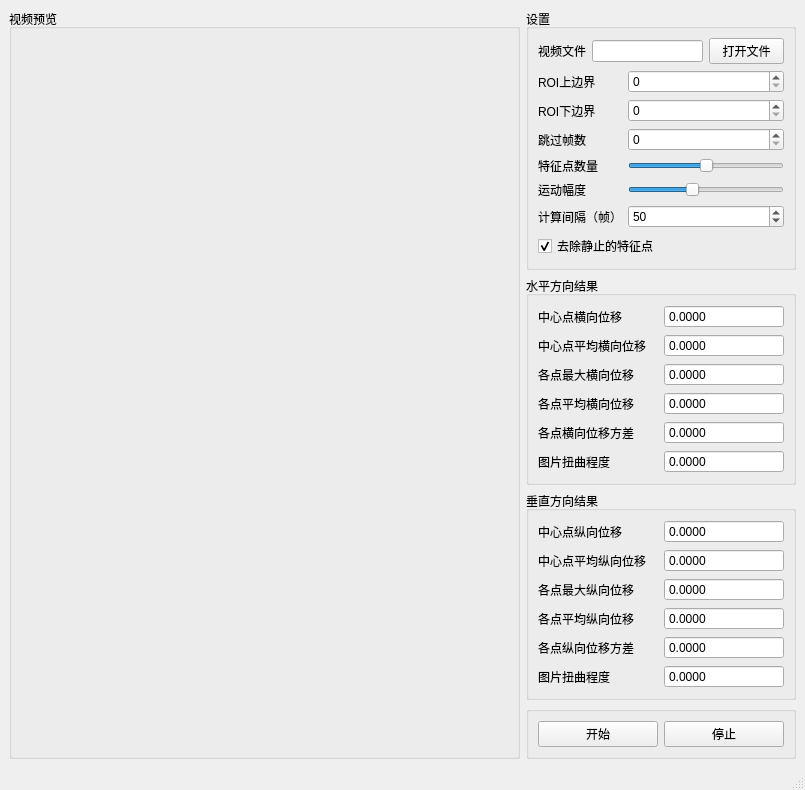
This is tools/shake_test/shake_test_window.ui in xiaoqinxing/ImageTools as Qt 5 draws it before an edit. The edited form follows.
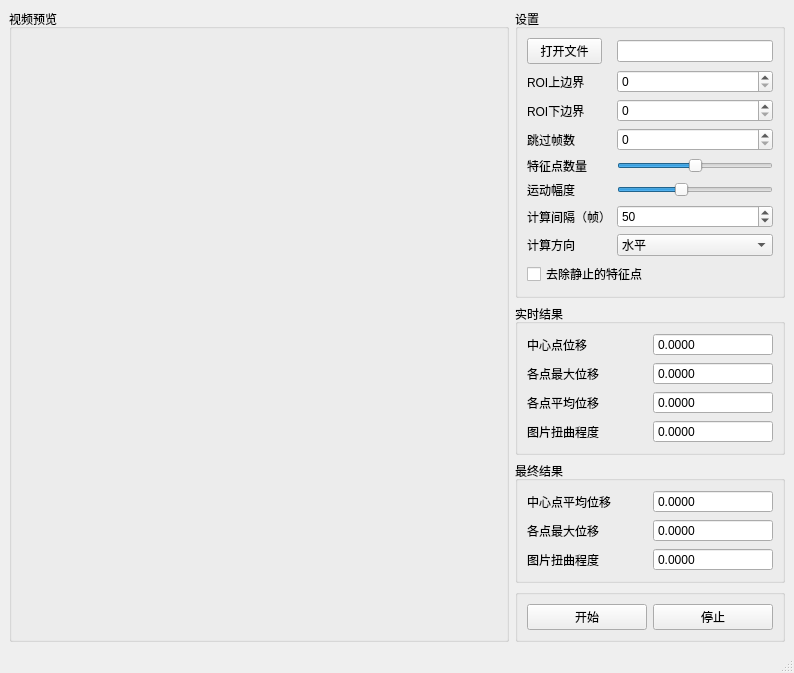
This is the edited form.

Commit message: ADD: 解决总会跳出视频打不开的框 ADD: 修改计算结果指标

The edit to the form file:
```diff
--- a/tools/shake_test/shake_test_window.ui
+++ b/tools/shake_test/shake_test_window.ui
@@ -6,8 +6,8 @@
    <rect>
     <x>0</x>
     <y>0</y>
-    <width>805</width>
-    <height>743</height>
+    <width>784</width>
+    <height>649</height>
    </rect>
   </property>
   <property name="windowTitle">
@@ -38,6 +38,12 @@
       </item>
       <item>
        <widget class="QGroupBox" name="groupBox_2">
+        <property name="minimumSize">
+         <size>
+          <width>258</width>
+          <height>0</height>
+         </size>
+        </property>
         <property name="maximumSize">
          <size>
           <width>270</width>
@@ -48,26 +54,46 @@
          <string>设置</string>
         </property>
         <layout class="QGridLayout" name="gridLayout_3">
-         <item row="1" column="0">
+         <item row="0" column="0">
           <layout class="QGridLayout" name="gridLayout_6">
-           <item row="3" column="1">
-            <widget class="QSlider" name="corner_num">
-             <property name="sliderPosition">
-              <number>50</number>
-             </property>
-             <property name="orientation">
-              <enum>Qt::Horizontal</enum>
-             </property>
-            </widget>
-           </item>
-           <item row="4" column="0">
+           <item row="7" column="0">
             <widget class="QLabel" name="label_7">
              <property name="text">
               <string>运动幅度</string>
              </property>
             </widget>
            </item>
+           <item row="5" column="1">
+            <widget class="QSpinBox" name="skipframes">
+             <property name="maximum">
+              <number>10000</number>
+             </property>
+             <property name="singleStep">
+              <number>10</number>
+             </property>
+            </widget>
+           </item>
+           <item row="6" column="1">
+            <widget class="QSlider" name="corner_num">
+             <property name="sliderPosition">
+              <number>50</number>
+             </property>
+             <property name="orientation">
+              <enum>Qt::Horizontal</enum>
+             </property>
+            </widget>
+           </item>
            <item row="0" column="1">
+            <widget class="QLineEdit" name="videopath">
+             <property name="maximumSize">
+              <size>
+               <width>16777215</width>
+               <height>16777215</height>
+              </size>
+             </property>
+            </widget>
+           </item>
+           <item row="3" column="1">
             <widget class="QSpinBox" name="set_roi_up">
              <property name="maximum">
               <number>1000</number>
@@ -77,31 +103,7 @@
              </property>
             </widget>
            </item>
-           <item row="1" column="0">
-            <widget class="QLabel" name="label_9">
-             <property name="text">
-              <string>ROI下边界</string>
-             </property>
-            </widget>
-           </item>
-           <item row="1" column="1">
-            <widget class="QSpinBox" name="set_roi_down">
-             <property name="maximum">
-              <number>1000</number>
-             </property>
-             <property name="singleStep">
-              <number>50</number>
-             </property>
-            </widget>
-           </item>
-           <item row="2" column="0">
-            <widget class="QLabel" name="label_5">
-             <property name="text">
-              <string>跳过帧数</string>
-             </property>
-            </widget>
-           </item>
-           <item row="4" column="1">
+           <item row="7" column="1">
             <widget class="QSlider" name="corner_size">
              <property name="sliderPosition">
               <number>40</number>
@@ -111,38 +113,28 @@
              </property>
             </widget>
            </item>
-           <item row="0" column="0">
+           <item row="3" column="0">
             <widget class="QLabel" name="label_8">
              <property name="text">
               <string>ROI上边界</string>
              </property>
             </widget>
            </item>
-           <item row="2" column="1">
-            <widget class="QSpinBox" name="skipframes">
-             <property name="maximum">
-              <number>10000</number>
-             </property>
-             <property name="singleStep">
-              <number>10</number>
-             </property>
-            </widget>
-           </item>
-           <item row="3" column="0">
-            <widget class="QLabel" name="label_6">
-             <property name="text">
-              <string>特征点数量</string>
-             </property>
-            </widget>
-           </item>
            <item row="5" column="0">
+            <widget class="QLabel" name="label_5">
+             <property name="text">
+              <string>跳过帧数</string>
+             </property>
+            </widget>
+           </item>
+           <item row="8" column="0">
             <widget class="QLabel" name="label_19">
              <property name="text">
               <string>计算间隔（帧）</string>
              </property>
             </widget>
            </item>
-           <item row="5" column="1">
+           <item row="8" column="1">
             <widget class="QSpinBox" name="calc_inter_frams">
              <property name="maximum">
               <number>1000</number>
@@ -152,34 +144,7 @@
              </property>
             </widget>
            </item>
-          </layout>
-         </item>
-         <item row="0" column="0">
-          <layout class="QHBoxLayout" name="horizontalLayout">
-           <item>
-            <widget class="QLabel" name="label">
-             <property name="maximumSize">
-              <size>
-               <width>48</width>
-               <height>16777215</height>
-              </size>
-             </property>
-             <property name="text">
-              <string>视频文件</string>
-             </property>
-            </widget>
-           </item>
-           <item>
-            <widget class="QLineEdit" name="videopath">
-             <property name="maximumSize">
-              <size>
-               <width>133</width>
-               <height>16777215</height>
-              </size>
-             </property>
-            </widget>
-           </item>
-           <item>
+           <item row="0" column="0">
             <widget class="QPushButton" name="openvideo">
              <property name="maximumSize">
               <size>
@@ -192,15 +157,60 @@
              </property>
             </widget>
            </item>
+           <item row="4" column="0">
+            <widget class="QLabel" name="label_9">
+             <property name="text">
+              <string>ROI下边界</string>
+             </property>
+            </widget>
+           </item>
+           <item row="4" column="1">
+            <widget class="QSpinBox" name="set_roi_down">
+             <property name="maximum">
+              <number>1000</number>
+             </property>
+             <property name="singleStep">
+              <number>50</number>
+             </property>
+            </widget>
+           </item>
+           <item row="6" column="0">
+            <widget class="QLabel" name="label_6">
+             <property name="text">
+              <string>特征点数量</string>
+             </property>
+            </widget>
+           </item>
+           <item row="9" column="0">
+            <widget class="QLabel" name="label">
+             <property name="text">
+              <string>计算方向</string>
+             </property>
+            </widget>
+           </item>
+           <item row="9" column="1">
+            <widget class="QComboBox" name="direction_select">
+             <item>
+              <property name="text">
+               <string>水平</string>
+              </property>
+             </item>
+             <item>
+              <property name="text">
+               <string>垂直</string>
+              </property>
+             </item>
+            </widget>
+           </item>
           </layout>
          </item>
-         <item row="2" column="0">
+         <item row="1" column="0">
           <widget class="QCheckBox" name="remove_move_point_enable">
            <property name="text">
             <string>去除静止的特征点</string>
            </property>
            <property name="checked">
-            <bool>true</bool>
+            <bool>false</bool>
            </property>
           </widget>
          </item>
@@ -228,6 +238,12 @@
       </item>
       <item>
        <widget class="QGroupBox" name="groupBox_3">
+        <property name="minimumSize">
+         <size>
+          <width>258</width>
+          <height>0</height>
+         </size>
+        </property>
         <property name="maximumSize">
          <size>
           <width>270</width>
@@ -235,15 +251,21 @@
          </size>
         </property>
         <property name="title">
-         <string>水平方向结果</string>
+         <string>实时结果</string>
         </property>
         <layout class="QGridLayout" name="gridLayout_4">
          <item row="0" column="0">
           <layout class="QGridLayout" name="gridLayout_7">
-           <item row="0" column="0">
-            <widget class="QLabel" name="label_2">
-             <property name="text">
-              <string>中心点横向位移</string>
+           <item row="3" column="1">
+            <widget class="QDoubleSpinBox" name="any_average_distance">
+             <property name="buttonSymbols">
+              <enum>QAbstractSpinBox::NoButtons</enum>
+             </property>
+             <property name="decimals">
+              <number>4</number>
+             </property>
+             <property name="maximum">
+              <double>1000.000000000000000</double>
              </property>
             </widget>
            </item>
@@ -260,28 +282,28 @@
              </property>
             </widget>
            </item>
-           <item row="5" column="0">
-            <widget class="QLabel" name="label_11">
+           <item row="4" column="0">
+            <widget class="QLabel" name="label_17">
              <property name="text">
-              <string>各点横向位移方差</string>
+              <string>图片扭曲程度</string>
+             </property>
+            </widget>
+           </item>
+           <item row="0" column="1">
+            <widget class="QDoubleSpinBox" name="center_max_distance">
+             <property name="buttonSymbols">
+              <enum>QAbstractSpinBox::NoButtons</enum>
+             </property>
+             <property name="decimals">
+              <number>4</number>
+             </property>
+             <property name="maximum">
+              <double>1000.000000000000000</double>
              </property>
             </widget>
            </item>
            <item row="4" column="1">
-            <widget class="QDoubleSpinBox" name="any_average_x_distance">
-             <property name="buttonSymbols">
-              <enum>QAbstractSpinBox::NoButtons</enum>
-             </property>
-             <property name="decimals">
-              <number>4</number>
-             </property>
-             <property name="maximum">
-              <double>1000.000000000000000</double>
-             </property>
-            </widget>
-           </item>
-           <item row="5" column="1">
-            <widget class="QDoubleSpinBox" name="any_varia_x_distance">
+            <widget class="QDoubleSpinBox" name="photo_warp_ratio">
              <property name="buttonSymbols">
               <enum>QAbstractSpinBox::NoButtons</enum>
              </property>
@@ -294,221 +316,23 @@
             </widget>
            </item>
            <item row="1" column="0">
-            <widget class="QLabel" name="label_3">
-             <property name="text">
-              <string>中心点平均横向位移</string>
-             </property>
-            </widget>
-           </item>
-           <item row="2" column="0">
             <widget class="QLabel" name="label_4">
              <property name="text">
-              <string>各点最大横向位移</string>
+              <string>各点最大位移</string>
              </property>
             </widget>
            </item>
-           <item row="2" column="1">
-            <widget class="QDoubleSpinBox" name="any_max_x_distance">
-             <property name="buttonSymbols">
-              <enum>QAbstractSpinBox::NoButtons</enum>
-             </property>
-             <property name="decimals">
-              <number>4</number>
-             </property>
-             <property name="maximum">
-              <double>1000.000000000000000</double>
-             </property>
-            </widget>
-           </item>
-           <item row="0" column="1">
-            <widget class="QDoubleSpinBox" name="center_max_x_distance">
-             <property name="buttonSymbols">
-              <enum>QAbstractSpinBox::NoButtons</enum>
-             </property>
-             <property name="decimals">
-              <number>4</number>
-             </property>
-             <property name="maximum">
-              <double>1000.000000000000000</double>
-             </property>
-            </widget>
-           </item>
-           <item row="4" column="0">
+           <item row="3" column="0">
             <widget class="QLabel" name="label_10">
              <property name="text">
-              <string>各点平均横向位移</string>
-             </property>
-            </widget>
-           </item>
-           <item row="6" column="0">
-            <widget class="QLabel" name="label_17">
-             <property name="text">
-              <string>图片扭曲程度</string>
-             </property>
-            </widget>
-           </item>
-           <item row="6" column="1">
-            <widget class="QDoubleSpinBox" name="photo_warp_ratio_x">
-             <property name="buttonSymbols">
-              <enum>QAbstractSpinBox::NoButtons</enum>
-             </property>
-             <property name="decimals">
-              <number>4</number>
-             </property>
-             <property name="maximum">
-              <double>1000.000000000000000</double>
-             </property>
-            </widget>
-           </item>
-          </layout>
-         </item>
-        </layout>
-       </widget>
-      </item>
-      <item>
-       <spacer name="verticalSpacer_4">
-        <property name="orientation">
-         <enum>Qt::Vertical</enum>
-        </property>
-        <property name="sizeHint" stdset="0">
-         <size>
-          <width>20</width>
-          <height>40</height>
-         </size>
-        </property>
-       </spacer>
-      </item>
-      <item>
-       <widget class="QGroupBox" name="groupBox_5">
-        <property name="maximumSize">
-         <size>
-          <width>270</width>
-          <height>16777215</height>
-         </size>
-        </property>
-        <property name="title">
-         <string>垂直方向结果</string>
-        </property>
-        <layout class="QGridLayout" name="gridLayout_8">
-         <item row="0" column="0">
-          <layout class="QGridLayout" name="gridLayout_9">
-           <item row="0" column="1">
-            <widget class="QDoubleSpinBox" name="center_max_y_distance">
-             <property name="buttonSymbols">
-              <enum>QAbstractSpinBox::NoButtons</enum>
-             </property>
-             <property name="decimals">
-              <number>4</number>
-             </property>
-             <property name="maximum">
-              <double>1000.000000000000000</double>
-             </property>
-            </widget>
-           </item>
-           <item row="4" column="0">
-            <widget class="QLabel" name="label_12">
-             <property name="text">
-              <string>各点平均纵向位移</string>
-             </property>
-            </widget>
-           </item>
-           <item row="2" column="0">
-            <widget class="QLabel" name="label_13">
-             <property name="text">
-              <string>各点最大纵向位移</string>
-             </property>
-            </widget>
-           </item>
-           <item row="1" column="0">
-            <widget class="QLabel" name="label_14">
-             <property name="text">
-              <string>中心点平均纵向位移</string>
-             </property>
-            </widget>
-           </item>
-           <item row="5" column="0">
-            <widget class="QLabel" name="label_16">
-             <property name="text">
-              <string>各点纵向位移方差</string>
-             </property>
-            </widget>
-           </item>
-           <item row="5" column="1">
-            <widget class="QDoubleSpinBox" name="any_varia_y_distance">
-             <property name="buttonSymbols">
-              <enum>QAbstractSpinBox::NoButtons</enum>
-             </property>
-             <property name="decimals">
-              <number>4</number>
-             </property>
-             <property name="maximum">
-              <double>1000.000000000000000</double>
-             </property>
-            </widget>
-           </item>
-           <item row="4" column="1">
-            <widget class="QDoubleSpinBox" name="any_average_y_distance">
-             <property name="buttonSymbols">
-              <enum>QAbstractSpinBox::NoButtons</enum>
-             </property>
-             <property name="decimals">
-              <number>4</number>
-             </property>
-             <property name="maximum">
-              <double>1000.000000000000000</double>
-             </property>
-            </widget>
-           </item>
-           <item row="2" column="1">
-            <widget class="QDoubleSpinBox" name="any_max_y_distance">
-             <property name="buttonSymbols">
-              <enum>QAbstractSpinBox::NoButtons</enum>
-             </property>
-             <property name="decimals">
-              <number>4</number>
-             </property>
-             <property name="maximum">
-              <double>1000.000000000000000</double>
+              <string>各点平均位移</string>
              </property>
             </widget>
            </item>
            <item row="0" column="0">
-            <widget class="QLabel" name="label_15">
+            <widget class="QLabel" name="label_2">
              <property name="text">
-              <string>中心点纵向位移</string>
-             </property>
-            </widget>
-           </item>
-           <item row="1" column="1">
-            <widget class="QDoubleSpinBox" name="center_y_distance">
-             <property name="buttonSymbols">
-              <enum>QAbstractSpinBox::NoButtons</enum>
-             </property>
-             <property name="decimals">
-              <number>4</number>
-             </property>
-             <property name="maximum">
-              <double>1000.000000000000000</double>
-             </property>
-            </widget>
-           </item>
-           <item row="6" column="0">
-            <widget class="QLabel" name="label_18">
-             <property name="text">
-              <string>图片扭曲程度</string>
-             </property>
-            </widget>
-           </item>
-           <item row="6" column="1">
-            <widget class="QDoubleSpinBox" name="photo_warp_ratio_y">
-             <property name="buttonSymbols">
-              <enum>QAbstractSpinBox::NoButtons</enum>
-             </property>
-             <property name="decimals">
-              <number>4</number>
-             </property>
-             <property name="maximum">
-              <double>1000.000000000000000</double>
+              <string>中心点位移</string>
              </property>
             </widget>
            </item>
@@ -519,12 +343,104 @@
       </item>
       <item>
        <spacer name="verticalSpacer_3">
+        <property name="orientation">
+         <enum>Qt::Vertical</enum>
+        </property>
+        <property name="sizeHint" stdset="0">
+         <size>
+          <width>20</width>
+          <height>40</height>
+         </size>
+        </property>
+       </spacer>
+      </item>
+      <item>
+       <widget class="QGroupBox" name="groupBox_6">
+        <property name="minimumSize">
+         <size>
+          <width>258</width>
+          <height>0</height>
+         </size>
+        </property>
         <property name="maximumSize">
          <size>
-          <width>268</width>
+          <width>271</width>
           <height>16777215</height>
          </size>
         </property>
+        <property name="title">
+         <string>最终结果</string>
+        </property>
+        <layout class="QGridLayout" name="gridLayout_11">
+         <item row="0" column="0">
+          <layout class="QGridLayout" name="gridLayout_10">
+           <item row="0" column="1">
+            <widget class="QDoubleSpinBox" name="final_center_distance">
+             <property name="buttonSymbols">
+              <enum>QAbstractSpinBox::NoButtons</enum>
+             </property>
+             <property name="decimals">
+              <number>4</number>
+             </property>
+             <property name="maximum">
+              <double>1000.000000000000000</double>
+             </property>
+            </widget>
+           </item>
+           <item row="2" column="0">
+            <widget class="QLabel" name="label_20">
+             <property name="text">
+              <string>图片扭曲程度</string>
+             </property>
+            </widget>
+           </item>
+           <item row="0" column="0">
+            <widget class="QLabel" name="label_3">
+             <property name="text">
+              <string>中心点平均位移</string>
+             </property>
+            </widget>
+           </item>
+           <item row="1" column="0">
+            <widget class="QLabel" name="label_11">
+             <property name="text">
+              <string>各点最大位移</string>
+             </property>
+            </widget>
+           </item>
+           <item row="1" column="1">
+            <widget class="QDoubleSpinBox" name="final_any_max_distance">
+             <property name="buttonSymbols">
+              <enum>QAbstractSpinBox::NoButtons</enum>
+             </property>
+             <property name="decimals">
+              <number>4</number>
+             </property>
+             <property name="maximum">
+              <double>1000.000000000000000</double>
+             </property>
+            </widget>
+           </item>
+           <item row="2" column="1">
+            <widget class="QDoubleSpinBox" name="final_photo_warp_ratio">
+             <property name="buttonSymbols">
+              <enum>QAbstractSpinBox::NoButtons</enum>
+             </property>
+             <property name="decimals">
+              <number>4</number>
+             </property>
+             <property name="maximum">
+              <double>1000.000000000000000</double>
+             </property>
+            </widget>
+           </item>
+          </layout>
+         </item>
+        </layout>
+       </widget>
+      </item>
+      <item>
+       <spacer name="verticalSpacer_4">
         <property name="orientation">
          <enum>Qt::Vertical</enum>
         </property>
@@ -538,6 +454,12 @@
       </item>
       <item>
        <widget class="QGroupBox" name="groupBox_4">
+        <property name="minimumSize">
+         <size>
+          <width>258</width>
+          <height>0</height>
+         </size>
+        </property>
         <property name="maximumSize">
          <size>
           <width>271</width>
```
Left out of the diff: 6 changed lines with no effect on the pictures. The commit also changes 2 other files.
